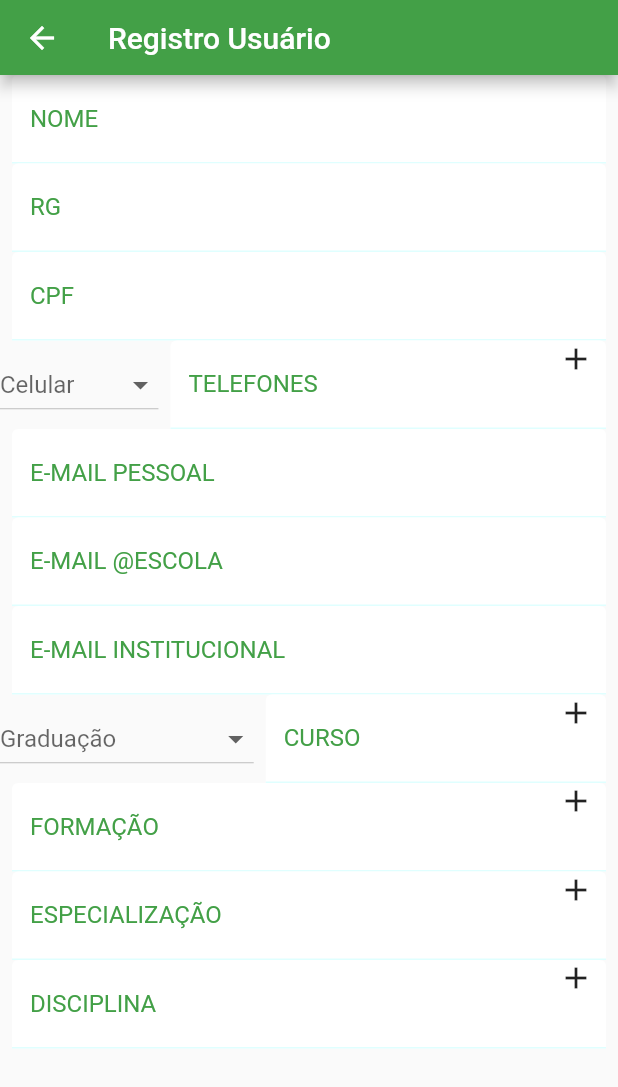
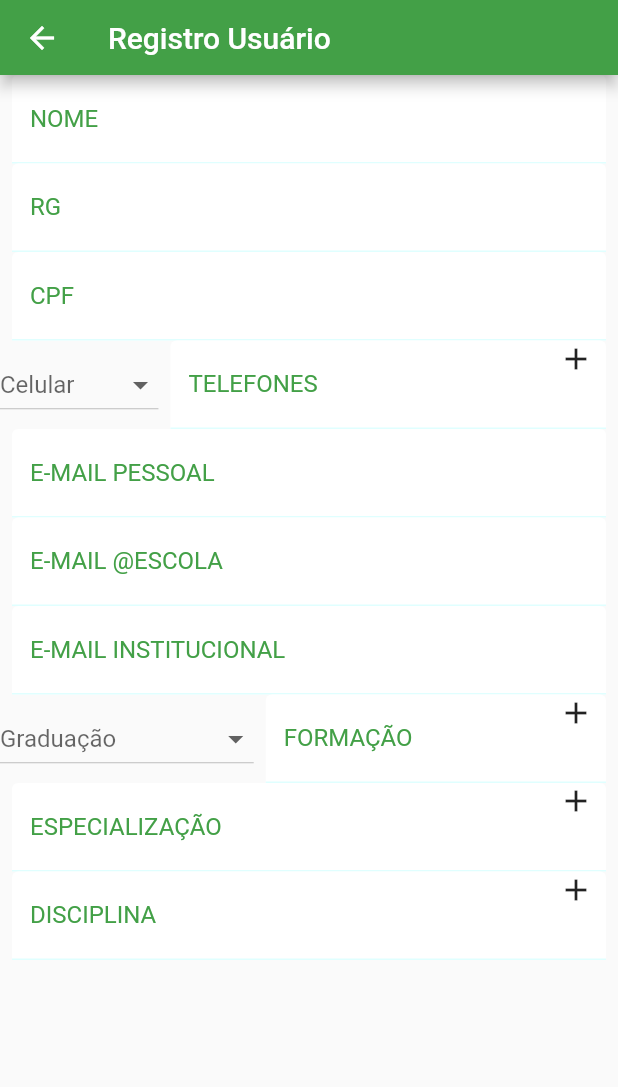
Before and after one commit to eversonevo/colegio_juventude, a Flutter app: the RegistrationPage screen opened by its route, on a phone screen of 412 x 824 dp. Shown: the top 1087 px of the screen. Run offline on Flutter 3.47's test engine with Material 2 defaults, Android fonts, the phone set to English and light mode, and no system bars; our stand-ins replace get.

Commit message:
alguns erros registration

```diff
--- a/lib/app/modules/registration/registration_controller.dart
+++ b/lib/app/modules/registration/registration_controller.dart
@@ -15,22 +15,31 @@ class RegistrationController extends GetxController {
   final RxString itemCelular3 = 'Celular'.obs;
   final RxInt index = 1.obs;
 
+  // substituir listForm1,2,3,4,5  Cria um array d arrays
+  RxList<List<String>> graphArray = List.generate(5, (index) => ['Ensino Fundamental','Ensino Médio','Graduação']).obs;
+
+  RxList<String> itemFormation = ['Graduação'].obs;
+/*
+
+ALGUNS ERROS AINDA
+
   final RxString itemFormation1 = 'Graduação'.obs;
   final RxString itemFormation2 = 'Graduação'.obs;
   final RxString itemFormation3 = 'Graduação'.obs;
   final RxString itemFormation4 = 'Graduação'.obs;
   final RxString itemFormation5 = 'Graduação'.obs;
-
+*/
   List<String> lista1 = ['Celular','Residencial','Comercial'];
   List<String> lista2 = ['Celular','Residencial','Comercial'];
   List<String> lista3 = ['Celular','Residencial','Comercial'];
 
+/*
   List<String> listForm1 = ['Ensino Fundamental','Ensino Médio','Graduação'];
   List<String> listForm2 = ['Ensino Fundamental','Ensino Médio','Graduação'];
   List<String> listForm3 = ['Ensino Fundamental','Ensino Médio','Graduação'];
   List<String> listForm4 = ['Ensino Fundamental','Ensino Médio','Graduação'];
   List<String> listForm5 = ['Ensino Fundamental','Ensino Médio','Graduação'];
-
+*/
 
   final RxBool _validation = false.obs;
   bool get validation{
@@ -47,11 +56,21 @@ class RegistrationController extends GetxController {
   TextEditingController emailInstController = TextEditingController();
   TextEditingController emailEscController = TextEditingController();
   TextEditingController telefoneController = TextEditingController();
-  TextEditingController formacaoController = TextEditingController();
+  //TextEditingController formacaoController = TextEditingController();
   TextEditingController especializacaoController = TextEditingController();
   TextEditingController disciplinaController = TextEditingController();
 
-  List<TextEditingController> listPhones = [TextEditingController(),TextEditingController(),TextEditingController()];
+  List<TextEditingController> listFormation = [TextEditingController()];
+
+    @override
+  void onReady() {
+
+    print ('aaa '+listFormation[0].text);
+    // corrigir erro que o timer não para
+
+  }
+
+
 
   verifyDatas(){
     if (nomeController.text.length > 0 &&
@@ -61,7 +80,7 @@ class RegistrationController extends GetxController {
         emailInstController.text.length > 0 &&
         emailEscController.text.length > 0 &&
         telefoneController.text.length > 0 &&
-        formacaoController.text.length > 0 &&
+       // formacaoController.text.length > 0 &&
         especializacaoController.text.length > 0 &&
         disciplinaController.text.length > 0){
           print('echogg');
@@ -87,15 +106,15 @@ class RegistrationController extends GetxController {
    List<String> returnListForm(int index){
     switch(index){
       case 0:
-        return listForm1;
+        return graphArray[0];
       case 1:
-        return listForm2;
+        return graphArray[1];
       case 2:
-        return listForm3;
+        return graphArray[2];
       case 3:
-        return listForm4;
+        return graphArray[3];
       case 4:
-        return listForm5;
+        return graphArray[4];
     }
     return [];
   }
@@ -135,16 +154,18 @@ class RegistrationController extends GetxController {
   }
 
   Widget? createDropDownFormation(int index){
+      print('teste '+graphArray[0][0].toString());
       if (index == 0) {
-        return RegisterDropdownForm(items: listForm1,itemForm: itemFormation1.value,index: index,);
+        return RegisterDropdownForm(items: graphArray[0],itemForm: itemFormation[0],index: index,);
+        //return RegisterDropdownForm(items: listForm1,itemForm: itemFormation1.value,index: index,);
       }else if (index == 1){
-        return RegisterDropdownForm(items: listForm2,itemForm: itemFormation2.value,index: index,);
+        return RegisterDropdownForm(items: graphArray[1],itemForm: itemFormation[0],index: index,);
       }else if (index == 2){
-        return RegisterDropdownForm(items: listForm3,itemForm: itemFormation3.value,index: index,);
+        return RegisterDropdownForm(items: graphArray[2],itemForm: itemFormation[0],index: index,);
       }else if (index == 3){
-        return RegisterDropdownForm(items: listForm4,itemForm: itemFormation4.value,index: index,);
+        return RegisterDropdownForm(items: graphArray[3],itemForm: itemFormation[0],index: index,);
       }else{
-        return RegisterDropdownForm(items: listForm5,itemForm: itemFormation5.value,index: index,);
+        return RegisterDropdownForm(items: graphArray[4],itemForm: itemFormation[0],index: index,);
       }
 
   }
--- a/lib/app/modules/registration/registration_page.dart
+++ b/lib/app/modules/registration/registration_page.dart
@@ -63,7 +63,7 @@ class RegistrationPage extends GetView<RegistrationController> {
                 RegisterFields(label: 'E-MAIL @ESCOLA', hintText: 'meuemail@escola.pr.gov.br', controllerTextField: controller.emailEscController),
                 RegisterFields(label: 'E-MAIL INSTITUCIONAL', hintText: 'meuemail@seed.pr.gov.br', controllerTextField: controller.emailInstController),
 
-// formação
+// **************  FORMAÇÃO
 
                 Stack(
                       children: [
@@ -74,7 +74,7 @@ class RegistrationPage extends GetView<RegistrationController> {
                                     return Row(
                                       children: [
                                         Obx(() => controller.createDropDownFormation(index)!),
-                                        Expanded(child: RegisterFields(label: 'CURSO', hintText: 'Curso', controllerTextField: controller.listPhones[index])),
+                                        Expanded(child: RegisterFields(label: 'FORMAÇÃO', hintText: 'Formação', controllerTextField: controller.listFormation[index])),
                                       ],
                                     );
 
@@ -86,6 +86,8 @@ class RegistrationPage extends GetView<RegistrationController> {
                                       child: Padding(
                                           padding: const EdgeInsets.only(right: 8),
                                           child: GestureDetector(onTap: (){
+                                            if (controller.listFormation.length < 5)
+                                              controller.listFormation.add(TextEditingController());
                                             controller.itemCountForm.value+=1;
                                             //RegisterFields(label: 'TELEFONES', hintText: 'telefones', controllerTextField: controller.telefoneController);
                                           }, child: const Icon(Icons.add)),
@@ -95,32 +97,7 @@ class RegistrationPage extends GetView<RegistrationController> {
                       ],
                     ),
 
-// **********************
-                Stack(
-                      children: [
-                        Obx(() => ListView.builder(
-                                shrinkWrap: true,
-                                itemCount: controller.itemCountForm.value < 5 ? controller.itemCountForm.value : 5,        //número de vezes que você deseja replicar o widget
-                                itemBuilder: (context, index){
-                                    return Expanded(child: RegisterFields(label: 'FORMAÇÃO', hintText: 'Formação', controllerTextField: controller.formacaoController));
-
-                          })),
-                          Positioned(
-                            right: 8,
-                            child: Visibility(
-                                      visible: controller.itemCountForm.value == 1 ? true : false,
-                                      child: Padding(
-                                          padding: const EdgeInsets.only(right: 8),
-                                          child: GestureDetector(onTap: (){
-                                            controller.itemCountForm.value+=1;
-                                            //RegisterFields(label: 'TELEFONES', hintText: 'telefones', controllerTextField: controller.telefoneController);
-                                          }, child: const Icon(Icons.add)),
-                                        ),
-                                    ),
-                          ),
-                      ],
-                    ),
-
+// ******** ESPECIALIZAÇÃO
                     Stack(
                       children: [
                         Obx(() => ListView.builder(
@@ -145,6 +122,7 @@ class RegistrationPage extends GetView<RegistrationController> {
                           ),
                       ],
                     ),
+// *********************
 
                     Stack(
                       children: [
```
Also changed, not shown: lib/app/modules/registration/widgtes/register_dropdown_form.dart (+34 -5 lines).
